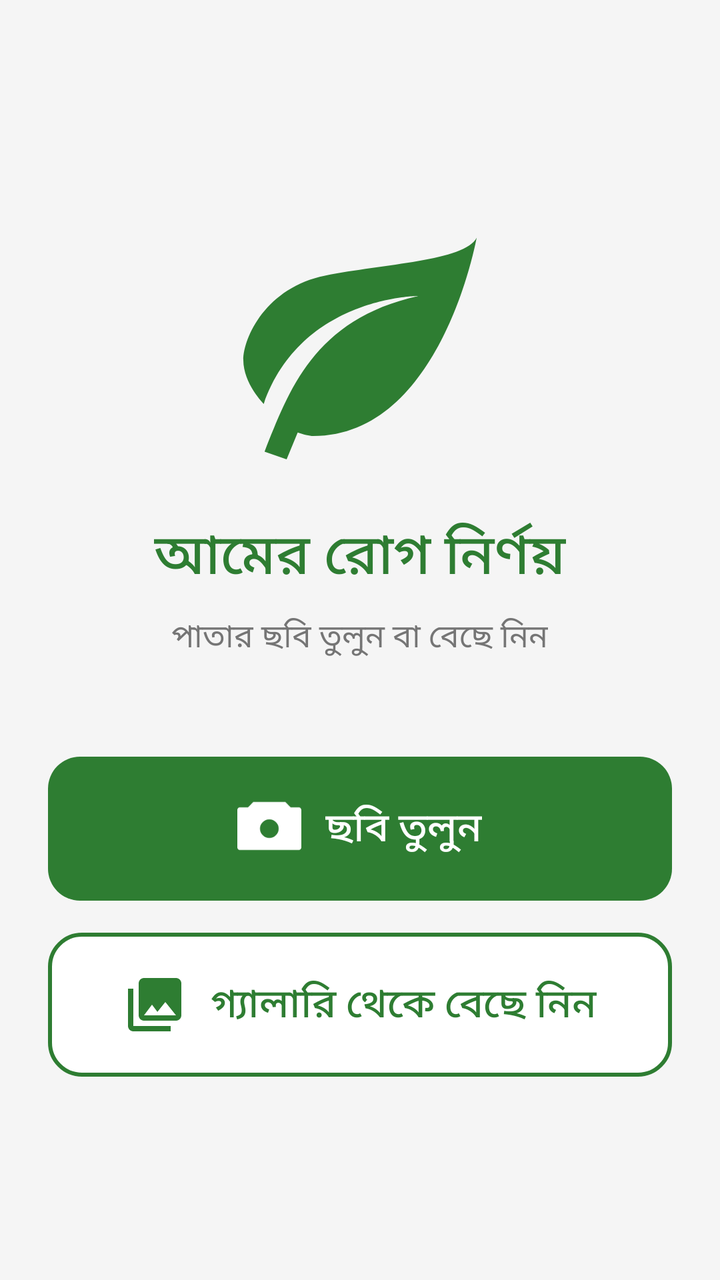
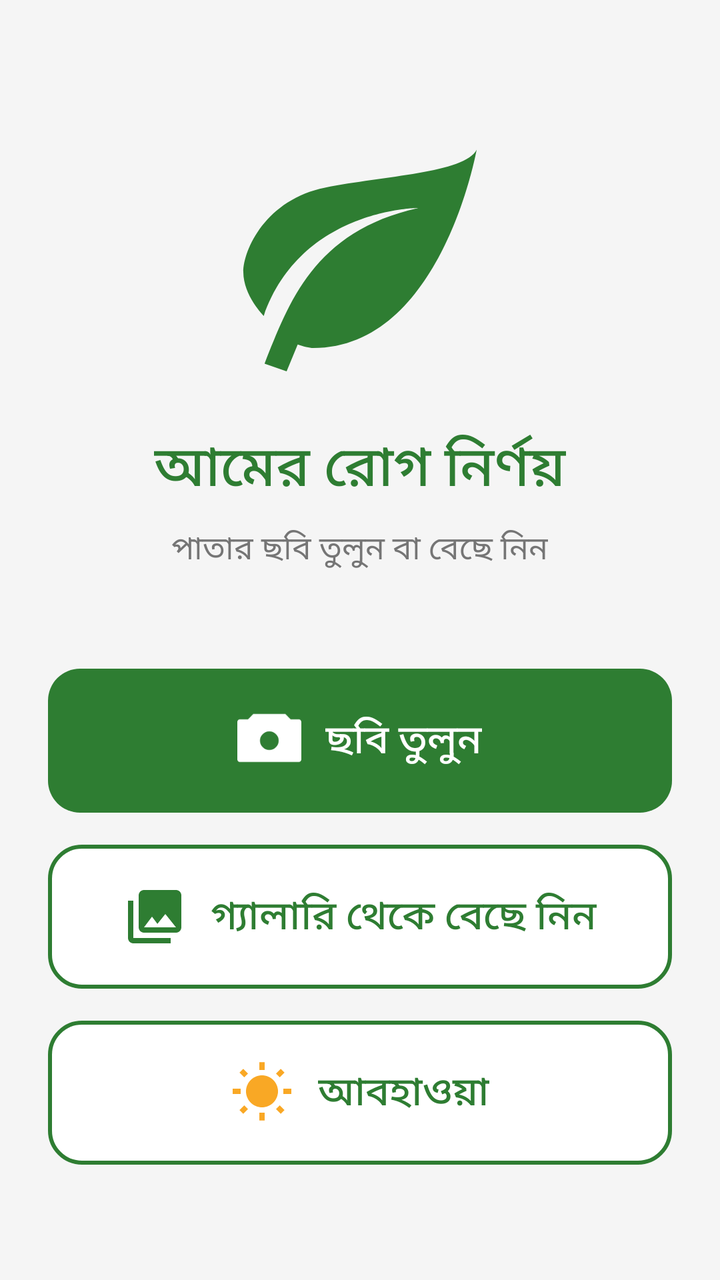

The first picture is an Android layout as it rendered before a commit; the second is the same layout after the commit. The layout source and the unified diff follow.
<!-- AndroidManifest.xml: application theme Theme.MangoDiseaseDetector -->
<!-- res/layout/activity_home.xml -->
<?xml version="1.0" encoding="utf-8"?>
<LinearLayout xmlns:android="http://schemas.android.com/apk/res/android"
    xmlns:app="http://schemas.android.com/apk/res-auto"
    xmlns:tools="http://schemas.android.com/tools"
    android:layout_width="match_parent"
    android:layout_height="match_parent"
    android:background="@color/background"
    android:gravity="center"
    android:orientation="vertical"
    android:padding="24dp">

    <ImageView
        android:layout_width="140dp"
        android:layout_height="140dp"
        android:layout_marginBottom="16dp"
        android:src="@drawable/ic_leaf" />

    <TextView
        android:layout_width="wrap_content"
        android:layout_height="wrap_content"
        android:fontFamily="sans-serif-medium"
        android:gravity="center"
        android:text="@string/home_title"
        android:textColor="@color/green_primary"
        android:textSize="28sp" />

    <TextView
        android:layout_width="wrap_content"
        android:layout_height="wrap_content"
        android:layout_marginTop="8dp"
        android:layout_marginBottom="48dp"
        android:gravity="center"
        android:text="@string/home_subtitle"
        android:textColor="@color/text_secondary"
        android:textSize="16sp" />

    <LinearLayout
        android:id="@+id/btnCamera"
        android:layout_width="match_parent"
        android:layout_height="72dp"
        android:layout_marginBottom="16dp"
        android:background="@drawable/bg_button_green"
        android:gravity="center"
        android:orientation="horizontal"
        android:clickable="true"
        android:focusable="true">

        <ImageView
            android:layout_width="32dp"
            android:layout_height="32dp"
            android:src="@drawable/ic_camera"
            app:tint="@color/white" />

        <TextView
            android:layout_width="wrap_content"
            android:layout_height="wrap_content"
            android:layout_marginStart="12dp"
            android:text="@string/btn_camera"
            android:textColor="@color/white"
            android:textSize="20sp"
            android:fontFamily="sans-serif-medium" />
    </LinearLayout>

    <LinearLayout
        android:id="@+id/btnGallery"
        android:layout_width="match_parent"
        android:layout_height="72dp"
        android:background="@drawable/bg_button_outline"
        android:gravity="center"
        android:orientation="horizontal"
        android:clickable="true"
        android:focusable="true">

        <ImageView
            android:layout_width="32dp"
            android:layout_height="32dp"
            android:src="@drawable/ic_gallery"
            app:tint="@color/green_primary" />

        <TextView
            android:layout_width="wrap_content"
            android:layout_height="wrap_content"
            android:layout_marginStart="12dp"
            android:text="@string/btn_gallery"
            android:textColor="@color/green_primary"
            android:textSize="20sp"
            android:fontFamily="sans-serif-medium" />
    </LinearLayout>

</LinearLayout>
<!-- resources referenced by this layout -->
<resources>
  <color name="background">#F5F5F5</color>
  <color name="green_primary">#2E7D32</color>
  <color name="text_secondary">#757575</color>
  <color name="white">#FFFFFFFF</color>
  <!-- drawable bg_button_green (drawable) -->
  <?xml version="1.0" encoding="utf-8"?>
  <shape xmlns:android="http://schemas.android.com/apk/res/android"
      android:shape="rectangle">
      <solid android:color="@color/green_primary" />
      <corners android:radius="16dp" />
  </shape>
  <!-- drawable bg_button_outline (drawable) -->
  <?xml version="1.0" encoding="utf-8"?>
  <shape xmlns:android="http://schemas.android.com/apk/res/android"
      android:shape="rectangle">
      <solid android:color="@color/white" />
      <stroke android:width="2dp" android:color="@color/green_primary" />
      <corners android:radius="16dp" />
  </shape>
  <!-- drawable ic_gallery (drawable) -->
  <?xml version="1.0" encoding="utf-8"?>
  <vector xmlns:android="http://schemas.android.com/apk/res/android"
      android:width="48dp"
      android:height="48dp"
      android:viewportWidth="24"
      android:viewportHeight="24">
      <path
          android:fillColor="@color/white"
          android:pathData="M22,16V4C22,2.9 21.1,2 20,2H8C6.9,2 6,2.9 6,4V16C6,17.1 6.9,18 8,18H20C21.1,18 22,17.1 22,16M11,12L13.03,14.71L16,11L20,16H8L11,12M2,6V20C2,21.1 2.9,22 4,22H18V20H4V6H2Z" />
  </vector>
  <!-- drawable ic_leaf (drawable) -->
  <?xml version="1.0" encoding="utf-8"?>
  <vector xmlns:android="http://schemas.android.com/apk/res/android"
      android:width="120dp"
      android:height="120dp"
      android:viewportWidth="24"
      android:viewportHeight="24">
      <path
          android:fillColor="@color/green_primary"
          android:pathData="M17,8C8,10 5.9,16.17 3.82,21.34L5.71,22L6.66,19.7C7.14,19.87 7.64,20 8,20C19,20 22,3 22,3C21,5 14,5.25 9,6.25C4,7.25 2,11.5 2,13.5C2,15.5 3.75,17.25 3.75,17.25C7,8 17,8 17,8Z" />
  </vector>
  <string name="btn_camera">ছবি তুলুন</string>
  <string name="btn_gallery">গ্যালারি থেকে বেছে নিন</string>
  <string name="home_subtitle">পাতার ছবি তুলুন বা বেছে নিন</string>
  <string name="home_title">আমের রোগ নির্ণয়</string>
  <style name="Theme.MangoDiseaseDetector" parent="Base.Theme.MangoDiseaseDetector" />
  <style name="Base.Theme.MangoDiseaseDetector" parent="Theme.Material3.DayNight.NoActionBar">
          <item name="colorPrimary">@color/green_primary</item>
          <item name="colorPrimaryVariant">@color/green_dark</item>
          <item name="colorSecondary">@color/yellow_accent</item>
          <item name="android:colorBackground">@color/background</item>
          <item name="android:windowBackground">@color/background</item>
      </style>
  <color name="green_dark">#1B5E20</color>
  <color name="yellow_accent">#F9A825</color>
  <!-- unchanged entries left out for length: 1 -->
</resources>

<!-- the commit's change to res/layout/activity_home.xml (unified diff, before → after) -->
@@ -87,4 +87,40 @@
             android:fontFamily="sans-serif-medium" />
     </LinearLayout>
 
+    <LinearLayout
+        android:id="@+id/btnWeather"
+        android:layout_width="match_parent"
+        android:layout_height="72dp"
+        android:layout_marginTop="16dp"
+        android:background="@drawable/bg_button_outline"
+        android:gravity="center"
+        android:orientation="horizontal"
+        android:clickable="true"
+        android:focusable="true">
+
+        <ImageView
+            android:layout_width="32dp"
+            android:layout_height="32dp"
+            android:src="@drawable/ic_weather"
+            app:tint="@color/yellow_accent" />
+
+        <TextView
+            android:layout_width="wrap_content"
+            android:layout_height="wrap_content"
+            android:layout_marginStart="12dp"
+            android:text="@string/btn_weather"
+            android:textColor="@color/green_primary"
+            android:textSize="20sp"
+            android:fontFamily="sans-serif-medium" />
+
+        <TextView
+            android:id="@+id/tvHomeWeatherTemp"
+            android:layout_width="wrap_content"
+            android:layout_height="wrap_content"
+            android:layout_marginStart="8dp"
+            android:textColor="@color/text_secondary"
+            android:textSize="18sp"
+            android:visibility="gone" />
+    </LinearLayout>
+
 </LinearLayout>
<!-- resource entries referenced after the edit -->
@@ -41,8 +41,20 @@
           android:fillColor="@color/green_primary"
           android:pathData="M17,8C8,10 5.9,16.17 3.82,21.34L5.71,22L6.66,19.7C7.14,19.87 7.64,20 8,20C19,20 22,3 22,3C21,5 14,5.25 9,6.25C4,7.25 2,11.5 2,13.5C2,15.5 3.75,17.25 3.75,17.25C7,8 17,8 17,8Z" />
   </vector>
+  <!-- drawable ic_weather (drawable) -->
+  <?xml version="1.0" encoding="utf-8"?>
+  <vector xmlns:android="http://schemas.android.com/apk/res/android"
+      android:width="48dp"
+      android:height="48dp"
+      android:viewportWidth="24"
+      android:viewportHeight="24">
+      <path
+          android:fillColor="@color/white"
+          android:pathData="M6.76,4.84l-1.8,-1.79 -1.41,1.41 1.79,1.79 1.42,-1.41zM4,10.5L1,10.5v2h3v-2zM13,0.55h-2L11,3.5h2L13,0.55zM20.45,4.46l-1.41,-1.41 -1.79,1.79 1.41,1.41 1.79,-1.79zM17.24,18.16l1.79,1.8 1.41,-1.41 -1.8,-1.79 -1.4,1.4zM20,10.5v2h3v-2h-3zM12,5.5c-3.31,0 -6,2.69 -6,6s2.69,6 6,6 6,-2.69 6,-6 -2.69,-6 -6,-6zM11,22.45h2L13,19.5h-2v2.95zM3.55,18.54l1.41,1.41 1.79,-1.8 -1.41,-1.41 -1.79,1.8z" />
+  </vector>
   <string name="btn_camera">ছবি তুলুন</string>
   <string name="btn_gallery">গ্যালারি থেকে বেছে নিন</string>
+  <string name="btn_weather">আবহাওয়া</string>
   <string name="home_subtitle">পাতার ছবি তুলুন বা বেছে নিন</string>
   <string name="home_title">আমের রোগ নির্ণয়</string>
   <style name="Theme.MangoDiseaseDetector" parent="Base.Theme.MangoDiseaseDetector" />
